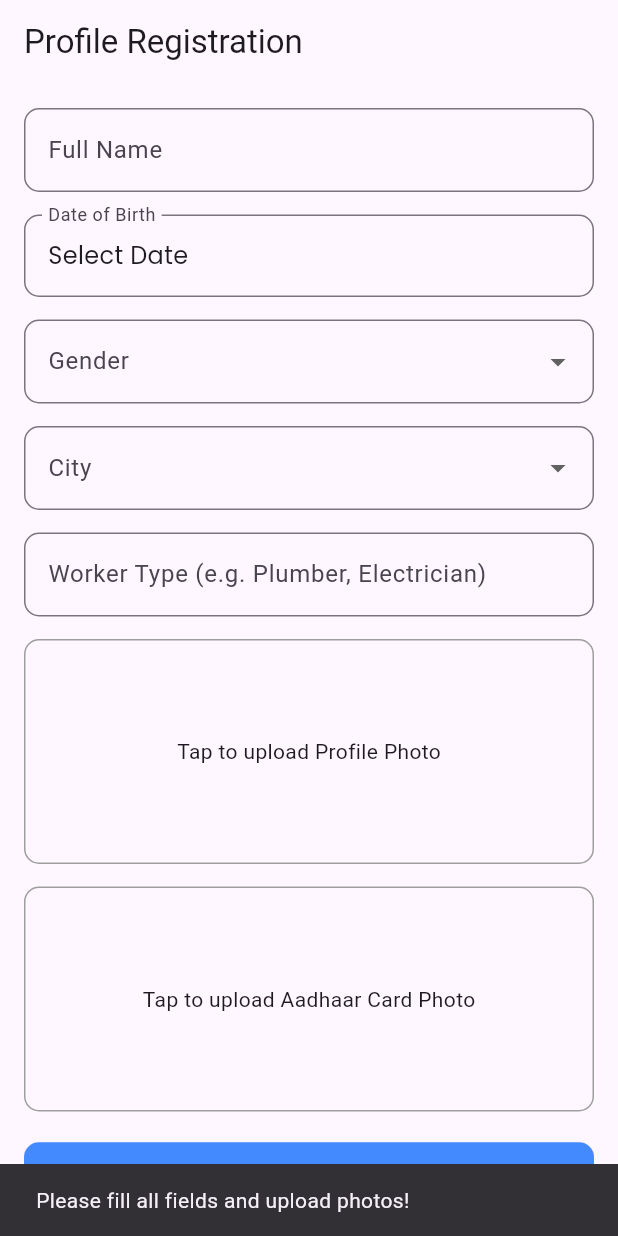
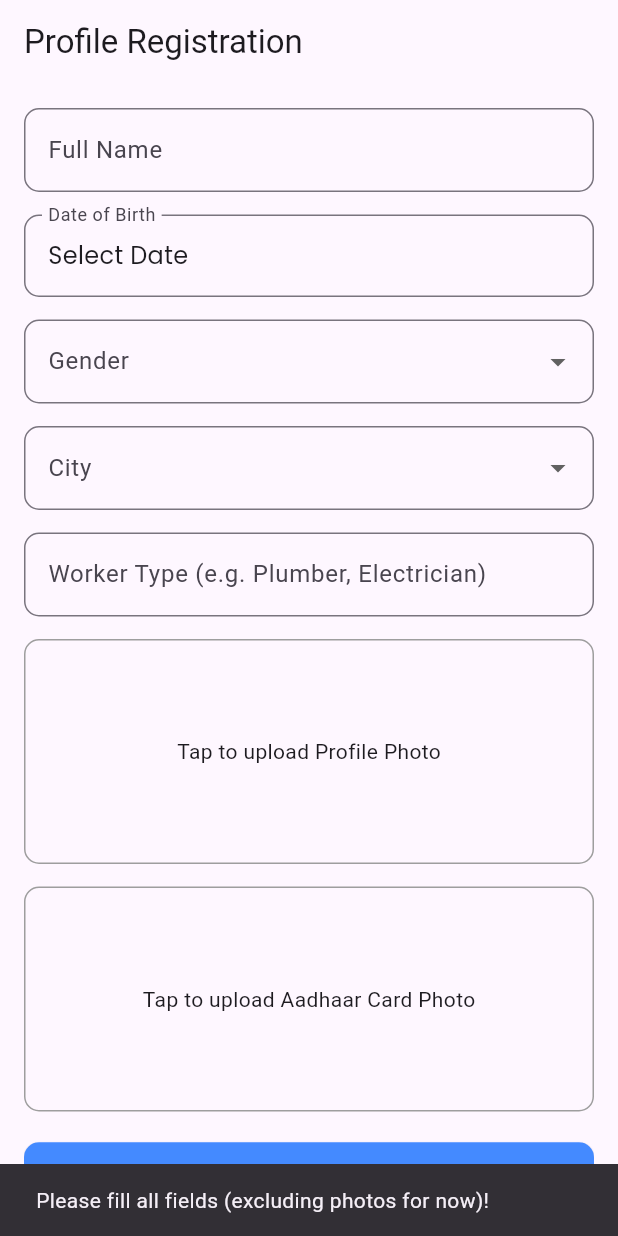
Before and after one commit to kaam-dekho/Kaamdekhoworker-app, a Flutter app: the ProfileScreen screen opened directly with empty values, after a tap on "Submit", on a phone screen of 412 x 824 dp. Run offline on Flutter 3.47's test engine with Material 3 defaults, Android fonts, the phone set to English and light mode, and no system bars; our stand-ins replace geolocator, google_fonts, image_picker, supabase_flutter; missing offline and left inert: twilio_flutter; accounts and stored records are empty.

Commit message:
basic submit form screen complete without uploads

```diff
--- a/lib/screens/profile_screen.dart
+++ b/lib/screens/profile_screen.dart
@@ -5,6 +5,8 @@ import 'package:image_picker/image_picker.dart';
 import 'package:http/http.dart' as http;
 import 'package:kaamdekhoworker/screens/dashboard_screen.dart';
 import 'dart:convert';
+
+import 'package:supabase_flutter/supabase_flutter.dart';
 
 class ProfileScreen extends StatefulWidget {
   final String phone;
@@ -87,19 +89,16 @@ class _ProfileScreenState extends State<ProfileScreen> {
         selectedDOB == null ||
         selectedGender == null ||
         selectedCity == null ||
-        skillsController.text.isEmpty ||
-        profilePhoto == null ||
-        aadharPhoto == null
-    ) {
+        skillsController.text.isEmpty) {
       ScaffoldMessenger.of(context).showSnackBar(
-        const SnackBar(content: Text("Please fill all fields and upload photos!")),
+        const SnackBar(content: Text("Please fill all fields (excluding photos for now)!")),
       );
       return;
     }
 
     await fetchWorkerId();
     print("*****************************************************************************************************************************");
-    // print(workerId);
+
     if (widget.workerId.isEmpty) {
       ScaffoldMessenger.of(context).showSnackBar(
         const SnackBar(content: Text("Unable to retrieve worker ID")),
@@ -109,34 +108,37 @@ class _ProfileScreenState extends State<ProfileScreen> {
 
     try {
       var uri = Uri.parse("http://192.168.1.9:5000/api/workers/profile/${widget.workerId}");
-      var request = http.MultipartRequest('PUT', uri);
 
-      request.fields['name'] = nameController.text;
-      request.fields['worker_dob'] = selectedDOB!.toIso8601String();
-      request.fields['gender'] = selectedGender!;
-      request.fields['worker_type'] = skillsController.text;
-      request.fields['city'] = selectedCity!;
-      request.fields['phone'] = widget.phone;
+      final body = json.encode({
+        "name": nameController.text,
+        "worker_dob": selectedDOB!.toIso8601String(),
+        "gender": selectedGender!,
+        "worker_type": skillsController.text,
+        "city": selectedCity!,
+        "phone": widget.phone,
+      });
 
-      request.files.add(await http.MultipartFile.fromPath('profile_photo', profilePhoto!.path));
-      request.files.add(await http.MultipartFile.fromPath('aadhaar_photo', aadharPhoto!.path));
+      final response = await http.put(
+        uri,
+        headers: {'Content-Type': 'application/json'},
+        body: body,
+      );
 
-      var response = await request.send();
       print("Using worker ID: ${widget.workerId}");
 
-
       if (response.statusCode == 200) {
+        final workerData = json.decode(response.body);
         ScaffoldMessenger.of(context).showSnackBar(
           const SnackBar(content: Text("Profile submitted successfully!")),
         );
         Navigator.pushReplacement(
           context,
-          MaterialPageRoute(builder: (context) => const DashboardScreen(worker: {})),
+          MaterialPageRoute(builder: (context) => DashboardScreen(worker:  workerData)),
         );
       } else {
-        final resBody = await response.stream.bytesToString();
+        print("Failed response: ${response.body}");
         ScaffoldMessenger.of(context).showSnackBar(
-          SnackBar(content: Text("Failed to submit: ${response.statusCode}\n$resBody")),
+          SnackBar(content: Text("Failed to submit: ${response.statusCode}\n${response.body}")),
         );
       }
     } catch (e) {
--- a/pubspec.yaml
+++ b/pubspec.yaml
@@ -53,6 +53,8 @@ flutter_icons:
   ios: true
   image_path: "lib/assets/images/icon.png"  # Specify your custom logo image path
 
+dependency_overrides:
+  sign_in_with_apple: null
 
   # The "flutter_lints" package below contains a set of recommended lints to
   # encourage good coding practices. The lint set provided by the package is
```
Also changed, not shown: pubspec.lock.
